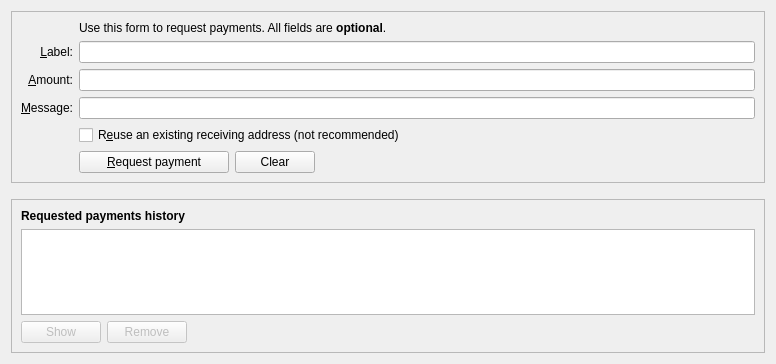
Old version of the form src/qt/forms/receivecoinsdialog.ui in the repository Alterhash-Sandbox/RVN-v3.
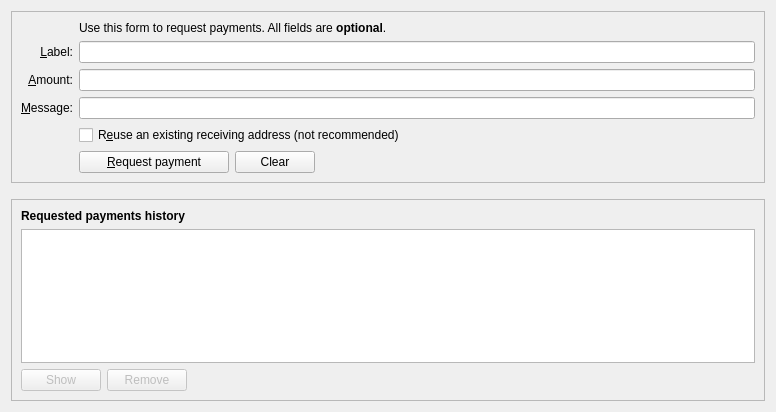
New version of the form. Icons and pictures are not drawn. Custom widgets are drawn as their Qt base class.

Patch:
```diff
--- a/src/qt/forms/receivecoinsdialog.ui
+++ b/src/qt/forms/receivecoinsdialog.ui
@@ -7,7 +7,7 @@
     <x>0</x>
     <y>0</y>
     <width>776</width>
-    <height>364</height>
+    <height>412</height>
    </rect>
   </property>
   <layout class="QVBoxLayout" name="verticalLayout" stretch="0,0,1">
```
